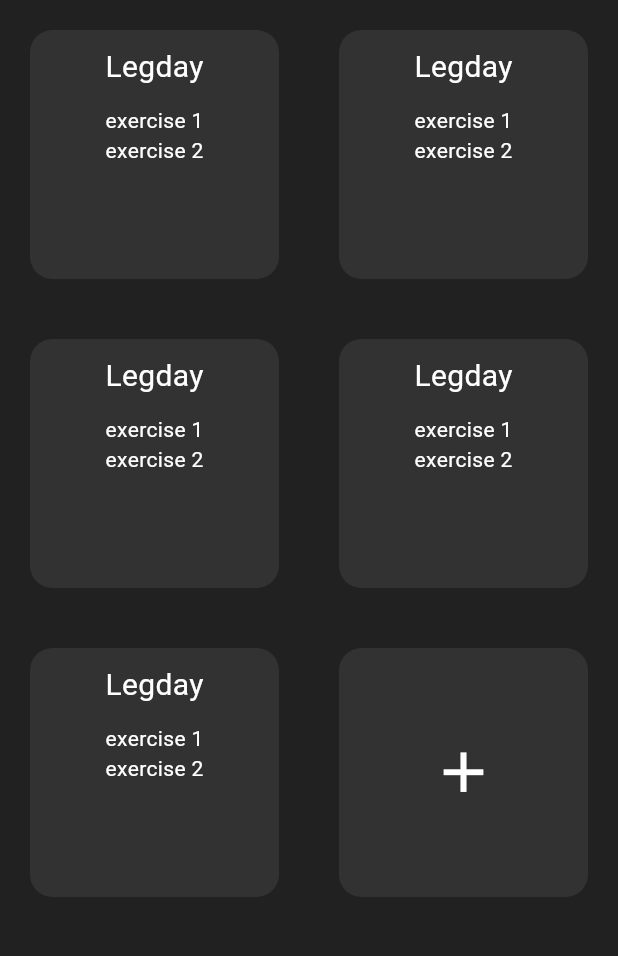
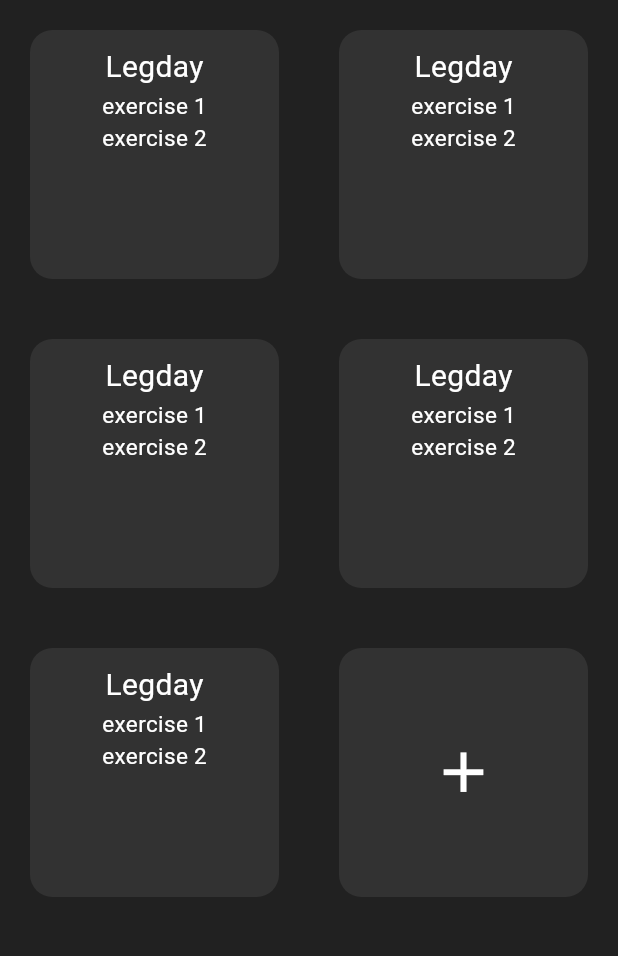
Before and after one commit to JonasPfeifer05/hard_work, a Flutter app: the screen it shows after launch, on a phone screen of 412 x 824 dp, the part 84-1040 px from its top. Run offline on Flutter 3.47's test engine with Material 3 defaults, Android fonts, the phone set to English and light mode, and no system bars; drawn by our look-alikes of modal_progress_hud_nsn.

Commit message:
more additions to the homepage

```diff
--- a/lib/pages/homePage.dart
+++ b/lib/pages/homePage.dart
@@ -2,20 +2,50 @@ import 'package:flutter/material.dart';
 import 'package:hard_work/services/WorkoutData.dart';
 import 'package:hard_work/widgets/PlaceHolderWorkout.dart';
 import 'package:hard_work/widgets/Workout.dart';
+import 'package:modal_progress_hud_nsn/modal_progress_hud_nsn.dart';
 import 'package:provider/provider.dart';
 
 import '../services/theme_model.dart';
 
-class HomePage extends StatelessWidget {
+class HomePage extends StatefulWidget {
   HomePage({super.key});
 
-  final List<WorkoutData> workouts = [
+  @override
+  State<HomePage> createState() => _HomePageState();
+}
+
+class _HomePageState extends State<HomePage> {
+  late List<WorkoutData> workouts = [];
+
+  bool loading = true;
+
+  @override
+  void initState() {
+    super.initState();
+    asyncInitState();
+  }
+
+  void asyncInitState() async {
+    workouts = await fetchWorkouts().whenComplete(() {
+      setState(() {
+        loading = false;
+      });
+    });
+
+  }
+
+  Future<List<WorkoutData>> fetchWorkouts() async {
+    // TODO with HTTP Requests
+    await Future.delayed(const Duration(seconds: 2));
+
+    return [
       WorkoutData("Legday", ["exercise 1", "exercise 2"]),
       WorkoutData("Legday", ["exercise 1", "exercise 2"]),
       WorkoutData("Legday", ["exercise 1", "exercise 2"]),
       WorkoutData("Legday", ["exercise 1", "exercise 2"]),
       WorkoutData("Legday", ["exercise 1", "exercise 2"]),
     ];
+  }
 
   @override
   Widget build(BuildContext context) {
@@ -23,11 +53,11 @@ class HomePage extends StatelessWidget {
       backgroundColor: context.watch<ThemeModel>().backgroundOne,
       appBar: AppBar(
         leading: Text(
+          // Just temporary; logo should be used there
           "PLACEHOLDER",
           style: TextStyle(color: context.watch<ThemeModel>().fontColor),
         ),
         backgroundColor: context.watch<ThemeModel>().backgroundTwo,
-        // Just temporary; logo should be used there
         actions: [
           IconButton(
               onPressed: () {
@@ -41,10 +71,17 @@ class HomePage extends StatelessWidget {
           style: TextStyle(color: context.watch<ThemeModel>().fontColor),
         ),
       ),
-      body: GridView.builder(
-        gridDelegate:
-            const SliverGridDelegateWithFixedCrossAxisCount(crossAxisCount: 2),
+      body: ModalProgressHUD(
+        color: context.watch<ThemeModel>().backgroundOne!,
+        progressIndicator: CircularProgressIndicator(
+          color: context.watch<ThemeModel>().highlight!,
+        ),
+        inAsyncCall: loading,
+        child: GridView.builder(
+          gridDelegate: const SliverGridDelegateWithFixedCrossAxisCount(
+              crossAxisCount: 2),
           itemBuilder: (BuildContext context, int index) {
+            if (loading) return null;       // display add button when not finished loading???
             if (index >= workouts.length) {
               return const PlaceHolderWorkout();
             }
@@ -52,6 +89,7 @@ class HomePage extends StatelessWidget {
           },
           itemCount: workouts.length + 1,
         ),
+      ),
     );
   }
 
--- a/lib/widgets/Workout.dart
+++ b/lib/widgets/Workout.dart
@@ -18,24 +18,31 @@ class WorkOut extends StatelessWidget {
               .backgroundTwo,
           borderRadius: BorderRadius.circular(15)),
       margin: const EdgeInsets.all(20),
-      padding: const EdgeInsets.all(10),
+      child: RawMaterialButton(
+        onPressed: () { editWorkOut(); },
         child: GridTile(
           header: Center(
+              child: Container(
+                margin: const EdgeInsets.only(top: 10),
                 child: Text(
                   data.name,
                   style: TextStyle(color: context
                       .watch<ThemeModel>()
                       .fontColor, fontSize: 20),
+                ),
               )),
           child: Container(
             margin: const EdgeInsetsDirectional.only(top: 40),
             child: Column(
               children: [
-              for (var value in data.exercises) Text(value, style: TextStyle(color: context.watch<ThemeModel>().fontColor),)
+                for (var value in data.exercises) Text(value, style: TextStyle(color: context.watch<ThemeModel>().fontColor, fontSize: 15),)
               ],
+            ),
           ),
         ),
       ),
     );
   }
+
+  void editWorkOut() {}
 }
--- a/pubspec.yaml
+++ b/pubspec.yaml
@@ -36,6 +36,7 @@ dependencies:
   # Use with the CupertinoIcons class for iOS style icons.
   cupertino_icons: ^1.0.2
   provider: ^6.1.1
+  modal_progress_hud_nsn: ^0.4.0
 
 dev_dependencies:
   flutter_test:
```
Also changed, not shown: pubspec.lock. Lines whose indentation alone changed are shown as unchanged.
